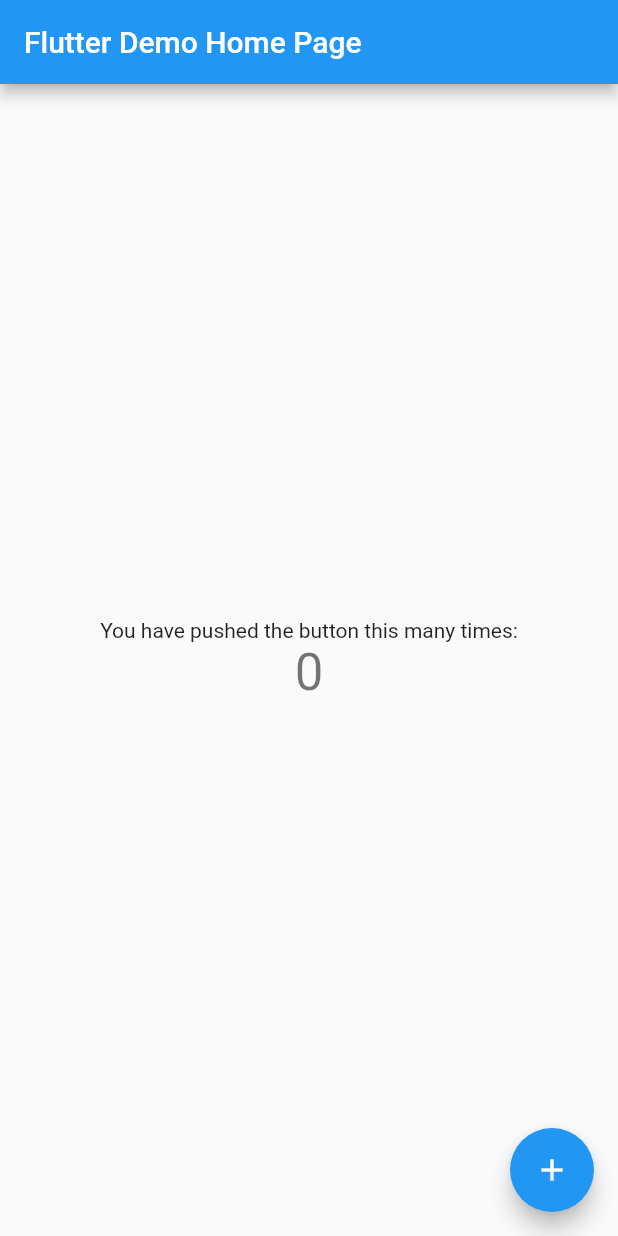
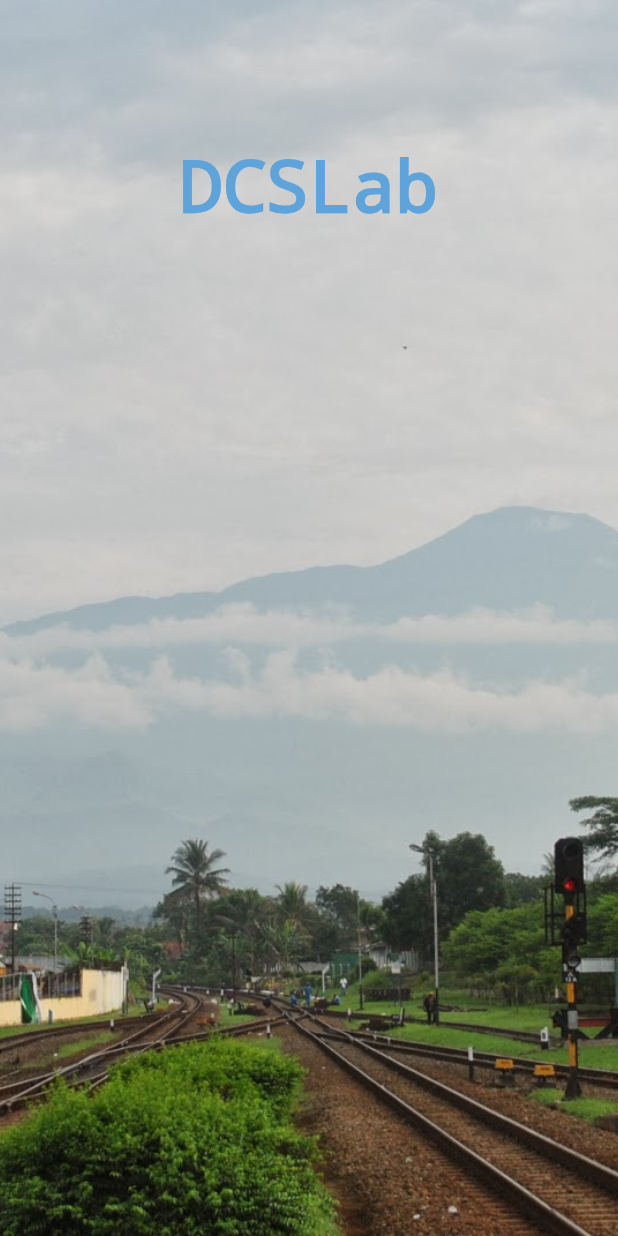
Before and after one commit to GitzJoey/dcslab_mobile, a Flutter app: the screen it shows after launch, on a phone screen of 412 x 824 dp. Run offline on Flutter 3.47's test engine with Material 2 defaults, Android fonts, the phone set to English and light mode, and no system bars.

Commit message:
initial commit

```diff
--- a/lib/main.dart
+++ b/lib/main.dart
@@ -24,7 +24,29 @@
         // is not restarted.
         primarySwatch: Colors.blue,
       ),
-      home: const MyHomePage(title: 'Flutter Demo Home Page'),
+      home: const SplashWelcome(),
+    );
+  }
+}
+
+class SplashWelcome extends StatelessWidget {
+  const SplashWelcome({Key? key}) : super(key: key);
+
+  @override
+  Widget build(BuildContext context) {
+    return Container(
+      decoration: const BoxDecoration(
+        image: DecorationImage(
+          image: AssetImage('images/bg.jpg'),
+          fit: BoxFit.cover,
+        ),
+      ),
+      child: Container(
+          alignment: const Alignment(0.0, -0.75),
+          child: const Text('DCSLab',
+              style: TextStyle(
+                  decoration: TextDecoration.none,
+                  color: Color.fromARGB(255, 95, 163, 219)))),
     );
   }
 }
```
